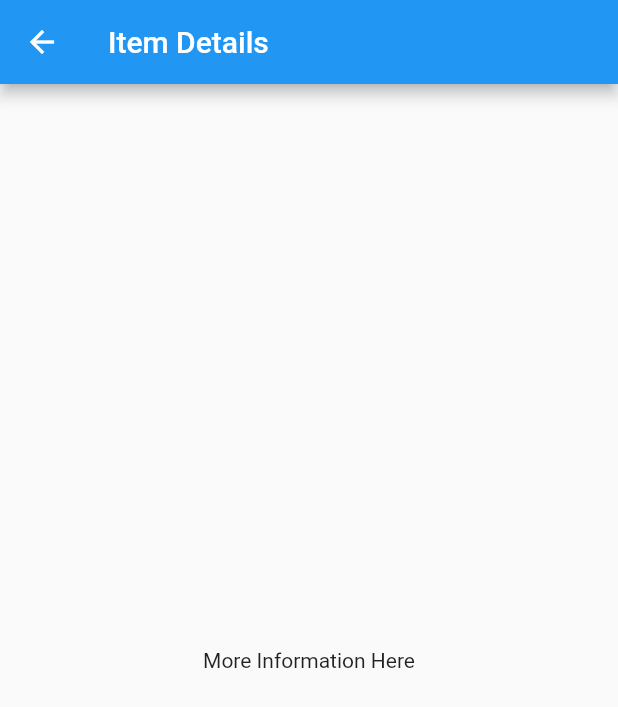
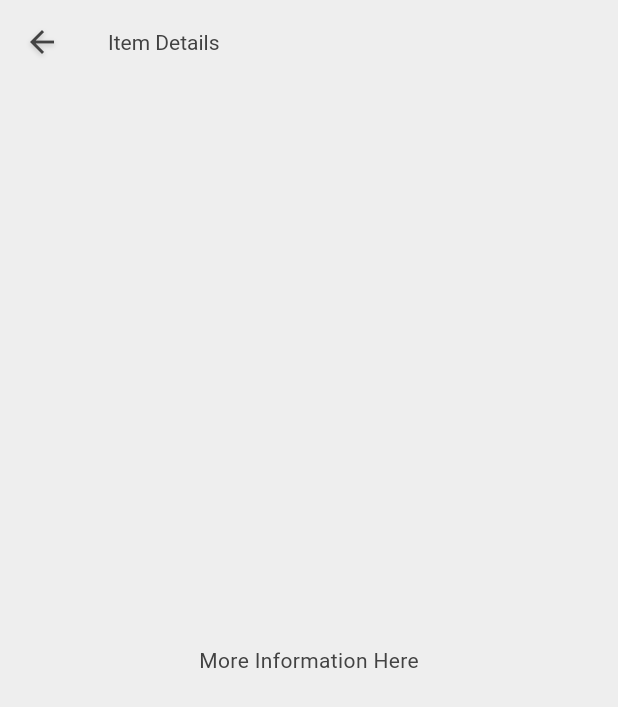
Before and after one commit to saginbajracharya/recognizer, a Flutter app: the SampleItemDetailsView screen opened directly, on a phone screen of 412 x 824 dp. Shown: the top 707 px of the screen. Run offline on Flutter 3.47's test engine with Material 2 defaults, Android fonts, the phone set to English and light mode, and no system bars; generated files the repository leaves out were written again.

Commit message:
[fix]::structure and google_ml_kit plugin

```diff
--- a/lib/main.dart
+++ b/lib/main.dart
@@ -1,8 +1,8 @@
 import 'package:flutter/material.dart';
 
 import 'src/app.dart';
-import 'src/settings/settings_controller.dart';
-import 'src/settings/settings_service.dart';
+import 'src/modules/settings/settings_controller.dart';
+import 'src/modules/settings/settings_service.dart';
 
 void main() async {
   // Set up the SettingsController, which will glue user settings to multiple
--- /dev/null
+++ b/lib/src/common/styles.dart
@@ -0,0 +1,392 @@
+
+import 'package:flutter/material.dart';
+import 'package:flutter/services.dart';
+
+const Color white        = Colors.white;
+const Color black        = Colors.black;
+const Color teal         = Colors.teal;
+const Color indigo       = Colors.indigo;
+const Color indigoAccent = Colors.indigoAccent;
+const Color grey         = Colors.grey;
+Color? grey200           = Colors.grey[200];
+Color? grey300           = Colors.grey[300];
+Color? grey400           = Colors.grey[400];
+Color? grey500           = Colors.grey[500];
+Color? grey600           = Colors.grey[600];
+Color? grey700           = Colors.grey[700];
+Color? grey800           = Colors.grey[800];
+Color? grey900           = Colors.grey[900];
+const Color blue         = Colors.blue;
+const Color cyan         = Colors.cyan;
+const Color red          = Colors.red;
+const Color yellow       = Colors.yellow;
+const Color green        = Colors.green;
+const Color orange       = Colors.orange;
+const Color pink         = Colors.pink;
+const Color purple       = Colors.purple;
+const Color brown        = Colors.brown;
+const Color lime         = Colors.lime;
+const Color transparent  = Colors.transparent;
+
+final ThemeData lightTheme = ThemeData(
+  useMaterial3: true,
+  brightness: Brightness.light,
+  primaryColor: teal,
+  scaffoldBackgroundColor: grey200,
+  appBarTheme: AppBarTheme(
+    color: transparent,
+    iconTheme: IconThemeData(
+      color: grey800,
+    ),
+    titleTextStyle: TextStyle(
+      color: grey800
+    ),
+    elevation: 0,
+    surfaceTintColor: transparent,
+    systemOverlayStyle: SystemUiOverlayStyle(
+      statusBarColor: black.withOpacity(0.2), // Optional: set your desired status bar color
+      statusBarBrightness: Brightness.light, // Set status bar text color to light
+      statusBarIconBrightness: Brightness.dark, // Set status bar icons to dark color
+    ),
+  ),
+  cardTheme: CardTheme(
+    color: grey300,
+    elevation: 1
+  ),
+  iconTheme: IconThemeData(
+    color: grey800,
+    shadows: [
+      Shadow(
+        color: black.withOpacity(0.2),
+        blurRadius: 4.0,
+        offset: const Offset(0, 1), // Adjust the offset to control the shadow direction
+      ),
+    ],
+  ),
+  textTheme: TextTheme(
+    displayLarge:TextStyle(
+      color: grey800,
+      fontSize: 14.0,
+    ),
+    displayMedium:TextStyle(
+      color: grey800,
+      fontSize: 14.0,
+    ),
+    displaySmall:TextStyle(
+      color: grey800,
+      fontSize: 14.0,
+    ),
+    headlineLarge:TextStyle(
+      color: grey800,
+      fontSize: 14.0,
+    ),
+    headlineMedium:TextStyle(
+      color: grey800,
+      fontSize: 14.0,
+    ),
+    headlineSmall:TextStyle(
+      color: grey800,
+      fontSize: 14.0,
+    ),
+    titleLarge:TextStyle(
+      color: grey800,
+      fontSize: 14.0,
+    ),
+    titleMedium:TextStyle(
+      color: grey800,
+      fontSize: 14.0,
+    ),
+    titleSmall:TextStyle(
+      color: grey800,
+      fontSize: 14.0,
+    ),
+    bodyLarge:TextStyle(
+      color: grey800,
+      fontSize: 14.0,
+    ),
+    bodyMedium:TextStyle(
+      color: grey800,
+      fontSize: 14.0,
+    ),
+    bodySmall:TextStyle(
+      color: grey800,
+      fontSize: 14.0,
+    ),
+    labelLarge:TextStyle(
+      color: grey800,
+      fontSize: 14.0,
+    ),
+    labelMedium:TextStyle(
+      color: grey800,
+      fontSize: 14.0,
+    ),
+    labelSmall:TextStyle(
+      color: grey800,
+      fontSize: 14.0,
+    ),
+  ),
+  buttonTheme: const ButtonThemeData(
+    buttonColor: Colors.teal, // Change button color here
+  ),
+  elevatedButtonTheme: ElevatedButtonThemeData(
+    style: ElevatedButton.styleFrom(
+      backgroundColor: Colors.teal, // Change elevated button color here
+    ),
+  ),
+  checkboxTheme: CheckboxThemeData(
+    checkColor: MaterialStateProperty.all<Color?>(grey800),
+    fillColor:MaterialStateProperty.all<Color?>(grey400),
+    overlayColor:MaterialStateProperty.all<Color?>(grey800),
+    shape: RoundedRectangleBorder(
+      borderRadius: BorderRadius.circular(2.0), // You can adjust the radius as needed
+    ),
+  ),
+  pageTransitionsTheme: const PageTransitionsTheme(
+    builders: {
+      TargetPlatform.android: ZoomPageTransitionsBuilder(),
+      TargetPlatform.iOS: CupertinoPageTransitionsBuilder(),
+    },
+  ),
+  outlinedButtonTheme: OutlinedButtonThemeData(
+    style: OutlinedButton.styleFrom(
+      foregroundColor: grey800,
+      shape: RoundedRectangleBorder(
+        borderRadius: BorderRadius.circular(10.0), // You can adjust the radius as needed
+      ),
+      side: BorderSide(color: grey800!), // Change outline color here
+      padding: EdgeInsets.zero,
+      textStyle: TextStyle(
+        fontSize: 14,
+        color: grey800,
+      )
+    ),
+  ),
+  scrollbarTheme: ScrollbarThemeData(
+    thumbColor: MaterialStateProperty.all(grey800), // Customize the thumb color
+    thumbVisibility: MaterialStateProperty.all(true), // Show the thumb
+    thickness: MaterialStateProperty.all(8.0), // Set the thickness of the thumb
+    trackColor: MaterialStateProperty.all(transparent), // Customize the track color
+    trackBorderColor: MaterialStateProperty.all(transparent), // Customize the track border color
+    radius: const Radius.circular(8.0), // Set the radius of the thumb
+    crossAxisMargin: 0.0, // Add margin along the cross axis
+    mainAxisMargin: 16.0, // Add margin along the main axis
+    interactive: true, // Enable scrollbar interaction
+  )
+);
+
+final ThemeData darkTheme = ThemeData.dark().copyWith(
+  useMaterial3: true,
+  brightness: Brightness.dark,
+  primaryColor: indigo,
+  scaffoldBackgroundColor: grey900,
+  appBarTheme: AppBarTheme(
+    color: transparent,
+    iconTheme: IconThemeData(
+      color: grey200,
+    ),
+    titleTextStyle: TextStyle(
+      color: grey200
+    ),
+    elevation: 0,
+    surfaceTintColor: transparent,
+    systemOverlayStyle: SystemUiOverlayStyle(
+      statusBarColor: black.withOpacity(0.2), // Optional: set your desired status bar color
+      statusBarBrightness: Brightness.dark, // Set status bar text color to dark
+      statusBarIconBrightness: Brightness.light, // Set status bar icons to light color
+    ),
+  ),
+  cardTheme: CardTheme(
+    color: grey800,
+    elevation: 1
+  ),
+  iconTheme: IconThemeData(
+    color: grey200,
+    shadows: [
+      Shadow(
+        color: white.withOpacity(0.2),
+        blurRadius: 4.0,
+        offset: const Offset(0, 1), // Adjust the offset to control the shadow direction
+      ),
+    ]
+  ),
+  textTheme: TextTheme(
+    displayLarge:TextStyle(
+      color: grey200,
+      fontSize: 14.0,
+    ),
+    displayMedium:TextStyle(
+      color: grey200,
+      fontSize: 14.0,
+    ),
+    displaySmall:TextStyle(
+      color: grey200,
+      fontSize: 14.0,
+    ),
+    headlineLarge:TextStyle(
+      color: grey200,
+      fontSize: 14.0,
+    ),
+    headlineMedium:TextStyle(
+      color: grey200,
+      fontSize: 14.0,
+    ),
+    headlineSmall:TextStyle(
+      color: grey200,
+      fontSize: 14.0,
+    ),
+    titleLarge:TextStyle(
+      color: grey200,
+      fontSize: 14.0,
+    ),
+    titleMedium:TextStyle(
+      color: grey200,
+      fontSize: 14.0,
+    ),
+    titleSmall:TextStyle(
+      color: grey200,
+      fontSize: 14.0,
+    ),
+    bodyLarge:TextStyle(
+      color: grey200,
+      fontSize: 14.0,
+    ),
+    bodyMedium:TextStyle(
+      color: grey200,
+      fontSize: 14.0,
+    ),
+    bodySmall:TextStyle(
+      color: grey200,
+      fontSize: 14.0,
+    ),
+    labelLarge:TextStyle(
+      color: grey200,
+      fontSize: 14.0,
+    ),
+    labelMedium:TextStyle(
+      color: grey200,
+      fontSize: 14.0,
+    ),
+    labelSmall:TextStyle(
+      color: grey200,
+      fontSize: 14.0,
+    ),
+  ),
+  buttonTheme: const ButtonThemeData(
+    buttonColor: indigo, // Change button color here
+  ),
+  elevatedButtonTheme: ElevatedButtonThemeData(
+    style: ElevatedButton.styleFrom(
+      backgroundColor: indigo, // Change elevated button color here
+    ),
+  ),
+  checkboxTheme: CheckboxThemeData(
+    checkColor: MaterialStateProperty.all<Color?>(grey200),
+    fillColor:MaterialStateProperty.all<Color?>(grey800),
+    overlayColor:MaterialStateProperty.all<Color?>(grey800),
+    shape: RoundedRectangleBorder(
+      borderRadius: BorderRadius.circular(2.0), // You can adjust the radius as needed
+    ),
+  ),
+  pageTransitionsTheme: const PageTransitionsTheme(
+    builders: {
+      TargetPlatform.android: ZoomPageTransitionsBuilder(),
+      TargetPlatform.iOS: CupertinoPageTransitionsBuilder(),
+    },
+  ),
+  outlinedButtonTheme: OutlinedButtonThemeData(
+    style: OutlinedButton.styleFrom(
+      foregroundColor: grey200,
+      shape: RoundedRectangleBorder(
+        borderRadius: BorderRadius.circular(10.0), // You can adjust the radius as needed
+      ),
+      side: BorderSide(color: grey200!), // Change outline color here
+      padding: EdgeInsets.zero,
+      textStyle: TextStyle(
+        fontSize: 14,
+        color: grey200,
+      )
+    ),
+  ),
+  scrollbarTheme: ScrollbarThemeData(
+    thumbColor: MaterialStateProperty.all(grey200), // Customize the thumb color
+    thumbVisibility: MaterialStateProperty.all(true), // Show the thumb
+    thickness: MaterialStateProperty.all(8.0), // Set the thickness of the thumb
+    trackColor: MaterialStateProperty.all(transparent), // Customize the track color
+    trackBorderColor: MaterialStateProperty.all(transparent), // Customize the track border color
+    radius: const Radius.circular(8.0), // Set the radius of the thumb
+    crossAxisMargin: 0.0, // Add margin along the cross axis
+    mainAxisMargin: 16.0, // Add margin along the main axis
+    interactive: true, // Enable scrollbar interaction
+  ),
+);
+
+class TextStyles {
+  final BuildContext context;
+
+  TextStyles(this.context);
+
+  TextStyle get appBarText {
+    return const TextStyle(
+      fontSize: 18,
+      fontWeight: FontWeight.bold,
+    );
+  }
+
+  TextStyle get heading {
+    final brightness = Theme.of(context).brightness;
+    final color = brightness == Brightness.dark ? grey200 : grey800;
+    return TextStyle(
+      fontSize: 24,
+      color: color,
+      fontWeight: FontWeight.bold,
+    );
+  }
+
+  TextStyle get subheading {
+    final brightness = Theme.of(context).brightness;
+    final color = brightness == Brightness.dark ? grey200 : grey800;
+    return TextStyle(
+      fontSize: 18,
+      color: color,
+      fontWeight: FontWeight.bold,
+    );
+  }
+
+  TextStyle get body {
+    final brightness = Theme.of(context).brightness;
+    final color = brightness == Brightness.dark ? grey200 : grey800;
+    return TextStyle(
+      fontSize: 16,
+      color: color,
+    );
+  }
+
+  TextStyle get caption {
+    final brightness = Theme.of(context).brightness;
+    final color = brightness == Brightness.dark ? grey200 : grey800;
+    return TextStyle(
+      fontSize: 14,
+      color: color,
+    );
+  }
+
+  TextStyle get button {
+    final brightness = Theme.of(context).brightness;
+    final color = brightness == Brightness.dark ? grey200 : grey800;
+    return TextStyle(
+      fontSize: 14,
+      color: color,
+      fontWeight: FontWeight.bold
+    );
+  }
+
+  TextStyle get emptyText {
+    final brightness = Theme.of(context).brightness;
+    final color = brightness == Brightness.dark ? grey200 : grey800;
+    return TextStyle(
+      fontSize: 18,
+      fontWeight: FontWeight.bold,
+      color: color,
+    );
+  }
+}
--- a/lib/src/sample_feature/sample_item_details_view.dart
+++ b/lib/src/modules/sample_feature/sample_item_details_view.dart
@@ -4,7 +4,7 @@ import 'package:flutter/material.dart';
 class SampleItemDetailsView extends StatelessWidget {
   const SampleItemDetailsView({super.key});
 
-  static const routeName = '/sample_item';
+  static const routeName = '/sample_item_detail';
 
   @override
   Widget build(BuildContext context) {
--- a/lib/src/sample_feature/sample_item_list_view.dart
+++ b/lib/src/modules/sample_feature/sample_item_list_view.dart
@@ -11,7 +11,7 @@ class SampleItemListView extends StatelessWidget {
     this.items = const [SampleItem(1), SampleItem(2), SampleItem(3)],
   });
 
-  static const routeName = '/';
+  static const routeName = '/sampleItemList';
 
   final List<SampleItem> items;
 
--- a/pubspec.yaml
+++ b/pubspec.yaml
@@ -14,6 +14,7 @@ dependencies:
     sdk: flutter
   flutter_localizations:
     sdk: flutter
+  google_mlkit_text_recognition: ^0.10.0
 
 dev_dependencies:
   flutter_test:
```
Also changed, not shown: lib/src/app.dart (+10 -25 lines), lib/src/modules/recognizer/recognizer_view.dart (added, +31 -0 lines), lib/src/route_manager.dart (added, +28 -0 lines), lib/src/widgets/base_layout.dart (added, +14 -0 lines), lib/src/modules/sample_feature/sample_item.dart (renamed from lib/src/sample_feature/sample_item.dart), lib/src/modules/settings/settings_controller.dart (renamed from lib/src/settings/settings_controller.dart), lib/src/modules/settings/settings_service.dart (renamed from lib/src/settings/settings_service.dart), lib/src/modules/settings/settings_view.dart (renamed from lib/src/settings/settings_view.dart), pubspec.lock, receipts_bills.png (added), 1 other file.
